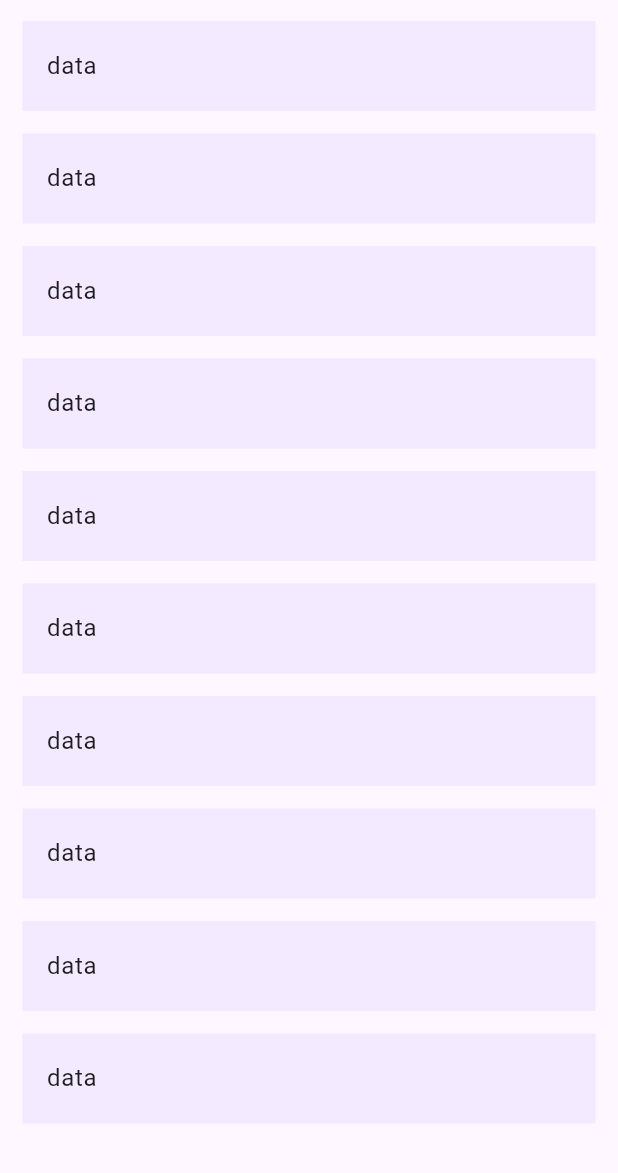
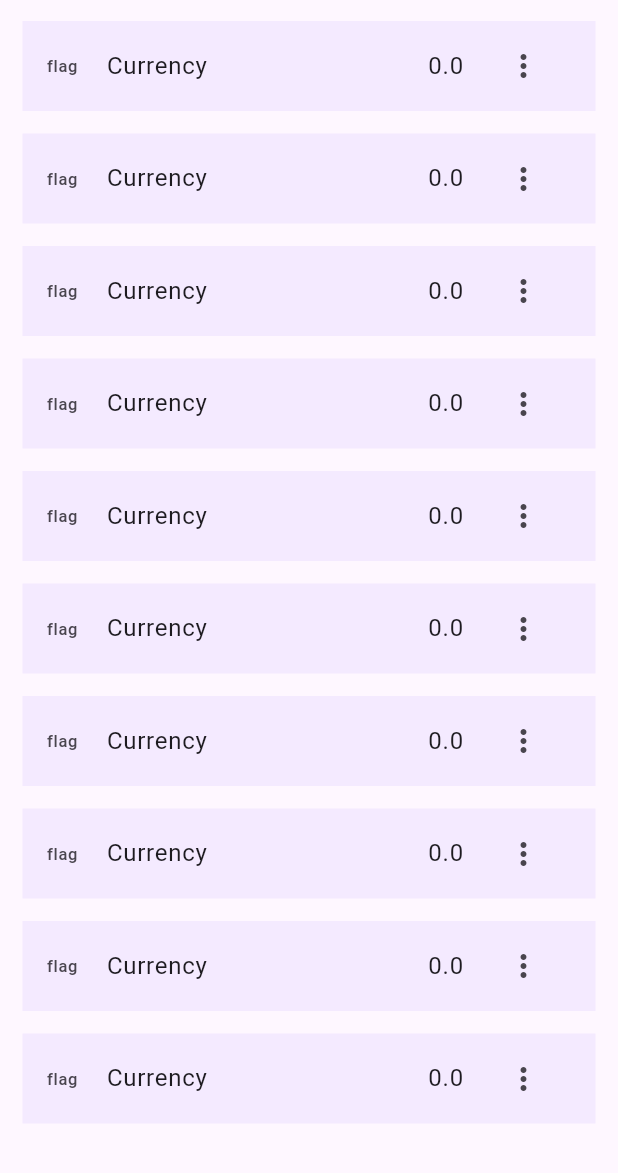
Before and after one commit to Odarteifx/currency_converter_app, a Flutter app: the screen it shows after launch, on a phone screen of 412 x 824 dp, the part 63-1236 px from its top. Run offline on Flutter 3.47's test engine with Material 3 defaults, Android fonts, the phone set to English and light mode, and no system bars; missing offline and left inert: currency_converter.

Commit message:
Building Ui

```diff
--- a/lib/main.dart
+++ b/lib/main.dart
@@ -1,5 +1,6 @@
+import 'package:currency_converter/currency.dart';
 import 'package:flutter/material.dart';
-import 'package:currency_converter/Currency.dart';
+//import 'package:currency_converter/Currency.dart';
 import 'package:currency_converter/currency_converter.dart';
 
 void main() {
@@ -32,6 +33,24 @@ class HomePage extends StatefulWidget {
 
 class _HomePageState extends State<HomePage> {
 
+  double _convertedAmount = 0.0;
+  @override
+  void initState() {
+    super.initState();
+    convert();
+  }
+  void convert() async {
+    Currency myCurrency = await CurrencyConverter.getMyCurrency();
+    var usdConvert = await CurrencyConverter.convert(
+      from: Currency.gbp,
+      to: myCurrency,
+      amount: 5,
+    );
+    setState(() {
+      _convertedAmount = usdConvert!;
+    });
+  }
+
   @override
   Widget build(BuildContext context) {
     return Scaffold(
@@ -44,14 +63,22 @@ class _HomePageState extends State<HomePage> {
         itemCount: 10,
         itemBuilder: (context, index) {
           return Padding(
-            padding: const EdgeInsets.fromLTRB(15,0,15,15),
+            padding: const EdgeInsets.fromLTRB(15, 0, 15, 15),
             child: ListTile(
               minTileHeight: 60,
               tileColor: Theme.of(context)
                   .colorScheme
                   .primaryContainer
                   .withOpacity(0.5),
-              title: const Text('data'),
+                  leading: Text('flag'),
+              title: Row(
+                mainAxisAlignment: MainAxisAlignment.spaceBetween,
+                children: [
+                  Text('Currency'),
+                  Text('$_convertedAmount'),
+                ],
+              ),
+              trailing: IconButton(onPressed: (){}, icon: Icon(Icons.more_vert)),
             ),
           );
         },
```
